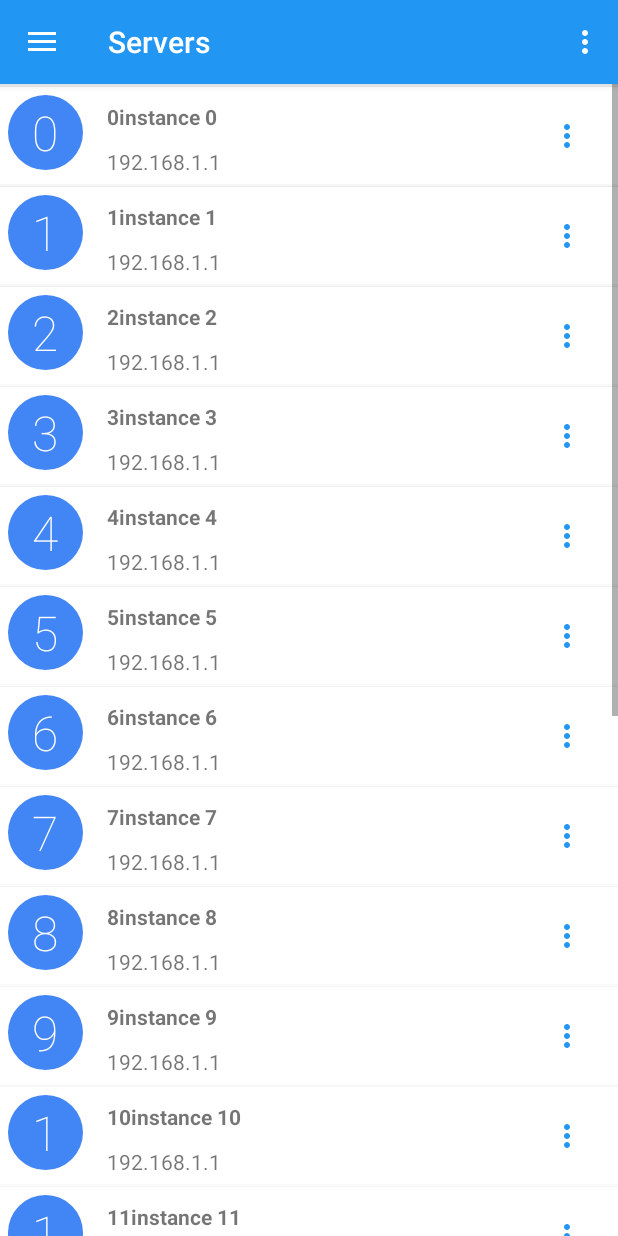
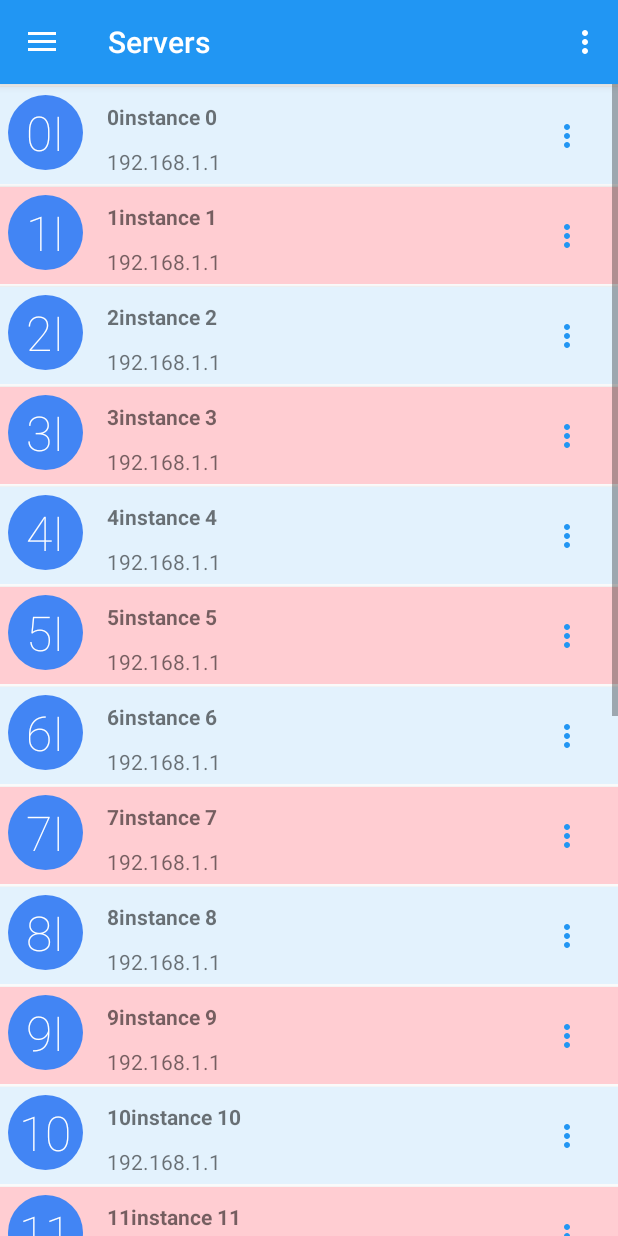
Before and after one commit to nguyenconghuu93/private, an Android app: the screen it shows after launch (MainActivity), after a tap on "Servers", on a phone screen of 412 x 824 dp. Run offline under Robolectric (Android 15) with nearby library versions, the phone set to English and light mode, and no system bars; 1 other tap on this screen came first.

Commit message:
update view card

```diff
--- a/CloudComputing/app/build.gradle
+++ b/CloudComputing/app/build.gradle
@@ -26,6 +26,6 @@ dependencies {
     compile 'com.android.support:design:23.4.0'
     compile 'com.android.support:support-v4:23.4.0'
     compile 'com.android.support:cardview-v7:23.4.0'
-    compile 'com.google.firebase:firebase-messaging:9.2.1'
+    compile 'com.google.firebase:firebase-messaging:9.0.2'
 }
 apply plugin: 'com.google.gms.google-services'
--- a/CloudComputing/app/src/main/java/com/vicloud/vn/adapters/ServerAdapter.java
+++ b/CloudComputing/app/src/main/java/com/vicloud/vn/adapters/ServerAdapter.java
@@ -7,6 +7,7 @@ import android.app.FragmentTransaction;
 import android.content.Context;
 import android.content.DialogInterface;
 import android.content.Intent;
+import android.graphics.Color;
 import android.os.Bundle;
 import android.support.annotation.NonNull;
 import android.support.design.widget.BottomSheetBehavior;
@@ -61,7 +62,8 @@ public class ServerAdapter extends RecyclerView.Adapter<ServerAdapter.ServerView
         final Server server = mDataSet.get(position);
         holder.serverName.setText(server.getServerName());
         holder.ip.setText(server.getIp());
-        holder.icon_entry.setText(String.valueOf(server.getServerName().toUpperCase().charAt(0)));
+        String text = server.getServerName().toUpperCase();
+        holder.icon_entry.setText(String.valueOf(text.substring(0,2)));
         holder.itemView.setOnClickListener(new View.OnClickListener() {
             @Override
             public void onClick(View view) {
@@ -74,6 +76,12 @@ public class ServerAdapter extends RecyclerView.Adapter<ServerAdapter.ServerView
                 showBottomSheetDialog();
             }
         });
+        if (server.getVmState().equals("running"))
+                holder.cardView.setBackgroundColor(Color.parseColor("#E3F2FD"));
+        else if (server.getVmState().equals("suspend"))
+            holder.cardView.setBackgroundColor(Color.parseColor("#F4FF81"));
+        else
+            holder.cardView.setBackgroundColor(Color.parseColor("#FFCDD2"));
     }
 
     @Override
@@ -84,7 +92,7 @@ public class ServerAdapter extends RecyclerView.Adapter<ServerAdapter.ServerView
         CardView cardView;
         TextView serverName, ip, icon_entry;
         ImageButton imageButton;
-
+        View overlay;
         ServerViewHolder(View itemView) {
             super(itemView);
             cardView = (CardView) itemView.findViewById(R.id.server_layout);
@@ -92,6 +100,7 @@ public class ServerAdapter extends RecyclerView.Adapter<ServerAdapter.ServerView
             ip = (TextView) itemView.findViewById(R.id.ip);
             icon_entry = (TextView) itemView.findViewById(R.id.icon_entry);
             imageButton = (ImageButton) itemView.findViewById(R.id.btn_more);
+            overlay = itemView.findViewById(R.id.selected_overlay);
         }
     }
 
--- a/CloudComputing/app/src/main/java/com/vicloud/vn/fragments/ServerFragment.java
+++ b/CloudComputing/app/src/main/java/com/vicloud/vn/fragments/ServerFragment.java
@@ -85,10 +85,15 @@ public class ServerFragment extends Fragment {
         loadData();
         return view;
     }
+
     public void insertData() {
         for (int i =0; i<= 20; i++){
-            cacheHelper.addServer(new Server(i +"instance "+ i, String.valueOf(i),"running","192.168.1.1","ubuntu","as:asda:asda",
+            if (i %2 == 0)
+                cacheHelper.addServer(new Server(i +"instance "+ i, String.valueOf(i),"running","192.168.1.1","ubuntu","as:asda:asda",
                     "2 core", "running"));
+            else
+                cacheHelper.addServer(new Server(i +"instance "+ i, String.valueOf(i),"running","192.168.1.1","ubuntu","as:asda:asda",
+                        "2 core", "shutdown"));
         }
     }
     private void loadData(){
--- a/CloudComputing/app/src/main/res/layout/server_row.xml
+++ b/CloudComputing/app/src/main/res/layout/server_row.xml
@@ -66,5 +66,11 @@
                 android:src="@drawable/ic_more_vert_24dp"
                 android:layout_weight="5"/>
         </LinearLayout>
+        <View
+            android:id="@+id/selected_overlay"
+            android:layout_width="match_parent"
+            android:layout_height="match_parent"
+            android:background="@color/selected_overlay"
+            android:visibility="invisible" />
     </android.support.v7.widget.CardView>
 </RelativeLayout>
```
